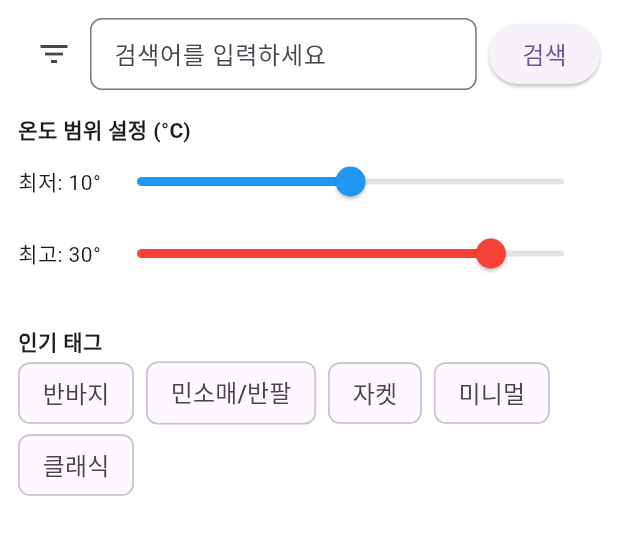
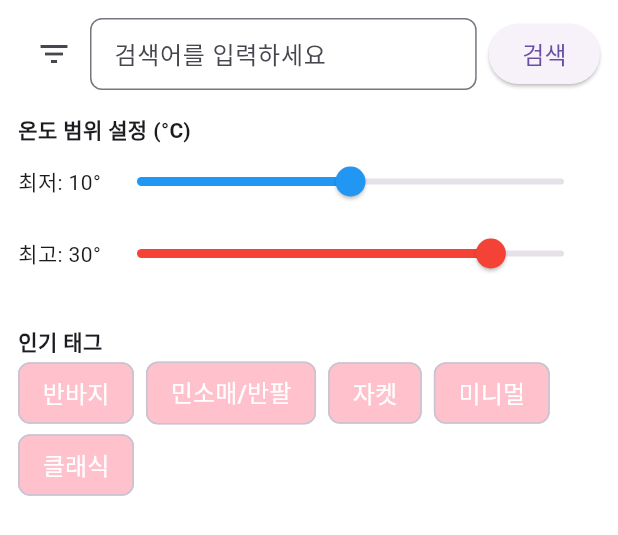
Before and after one commit to suikari/Wearly, a Flutter app: the SearchTab widget shown alone on an empty page, opened directly with empty values, after a tap on the "filter list" icon, on a phone screen of 412 x 824 dp. Shown: the top 535 px of the screen. Run offline on Flutter 3.47's test engine with Material 3 defaults, Android fonts, the phone set to English and light mode, and no system bars; our stand-ins replace app_links, cloud_firestore, file_picker, firebase_auth, firebase_core, firebase_storage and 12 more; missing offline and left inert: android_intent_plus, firebase_app_check, image_editor_plus, kakao_flutter_sdk_user, naver_login_sdk; accounts and stored records are empty; generated files the repository leaves out were written again; Roboto replaces fonts that are missing (IM_Hyemin).

```diff
--- a/lib/main/search_tab.dart
+++ b/lib/main/search_tab.dart
@@ -1,4 +1,5 @@
 import 'package:flutter/material.dart';
+import '../provider/custom_colors.dart';
 import 'search_result_page.dart';
 
 
@@ -26,8 +27,19 @@ class _SearchTabState extends State<SearchTab> {
   ];
   Set<String> selectedTags = {};
 
+
+
+
+
   @override
   Widget build(BuildContext context) {
+
+    final customColors = Theme.of(context).extension<CustomColors>();
+    Color mainColor = customColors?.mainColor ?? Theme.of(context).primaryColor;
+    Color subColor = customColors?.subColor ?? Colors.white;
+    Color pointColor = customColors?.pointColor ?? Colors.white;
+    Color white = customColors?.textWhite ?? Colors.white;
+
     return Padding(
       padding: EdgeInsets.all(12),
       child: Column(
@@ -130,8 +142,10 @@ class _SearchTabState extends State<SearchTab> {
               children: popularTags.map((tag) {
                 final isSelected = selectedTags.contains(tag);
                 return ChoiceChip(
-                  label: Text(tag),
+                  label: Text(tag, style: TextStyle(color: white),),
                   selected: isSelected,
+                  backgroundColor: mainColor,
+                  selectedColor: pointColor,
                   onSelected: (selected) {
                     setState(() {
                       if (selected)
```
Also changed, not shown: lib/main/ClosetPage.dart (+6 -3 lines).
